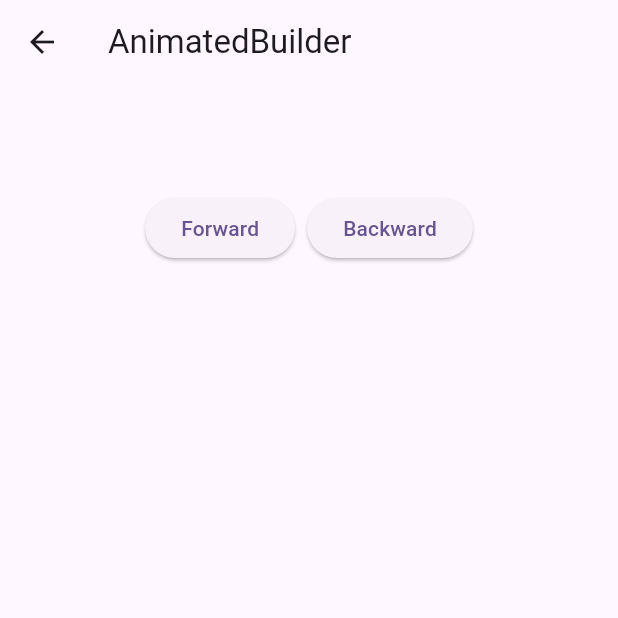
After one commit to TechieBlossom/flutter_widgets, a Flutter app: the AnimatedBuilderScreen screen opened directly, on a phone screen of 412 x 824 dp, the top half of it. The commit adds this screen. Run offline on Flutter 3.47's test engine with Material 2 defaults, Android fonts, the phone set to English and light mode, and no system bars.

Commit message:
Add animated align and animated builder

```diff
--- /dev/null
+++ b/lib/screens/animated_builder_screen.dart
@@ -0,0 +1,68 @@
+import 'package:flutter/material.dart';
+import 'package:flutterwidgets/widgets/logo.dart';
+
+class AnimatedBuilderScreen extends StatefulWidget {
+  const AnimatedBuilderScreen({super.key});
+
+  @override
+  State<AnimatedBuilderScreen> createState() => _AnimatedBuilderScreenState();
+}
+
+class _AnimatedBuilderScreenState extends State<AnimatedBuilderScreen>
+    with SingleTickerProviderStateMixin {
+  late AnimationController _controller;
+
+  @override
+  void initState() {
+    super.initState();
+    _controller = AnimationController(
+      vsync: this,
+      duration: const Duration(
+        seconds: 2,
+      ),
+    );
+  }
+
+  @override
+  Widget build(BuildContext context) {
+    return Scaffold(
+      appBar: AppBar(title: const Text('AnimatedBuilder')),
+      body: Center(
+        child: Padding(
+          padding: const EdgeInsets.only(
+            left: 32.0,
+            right: 32.0,
+            bottom: 256.0,
+            top: 64,
+          ),
+          child: Column(
+            children: [
+              AnimatedBuilder(
+                animation: _controller,
+                builder: (context, child) {
+                  return Logo(
+                    width: 100 * _controller.value,
+                    height: 100 * _controller.value,
+                  );
+                },
+              ),
+              ButtonBar(
+                alignment: MainAxisAlignment.center,
+                children: [
+                  ElevatedButton(
+                    child: const Text('Forward'),
+                    onPressed: () => _controller.forward(),
+                  ),
+                  ElevatedButton(
+                    child: const Text('Backward'),
+                    onPressed: () => _controller.reverse(),
+                  ),
+                ],
+              )
+            ],
+          ),
+        ),
+      ),
+    );
+  }
+}
--- a/lib/screens/screens.dart
+++ b/lib/screens/screens.dart
@@ -9,3 +9,4 @@ export 'align_screen.dart';
 export 'align_transition_screen.dart';
 export 'android_view_screen.dart';
 export 'android_view_surface_screen.dart';
+export 'animated_align_screen.dart';
--- a/lib/widgets.dart
+++ b/lib/widgets.dart
@@ -1,3 +1,5 @@
+import 'package:flutterwidgets/screens/animated_builder_screen.dart';
+
 import 'screens/screens.dart';
 
 final widgets = {
@@ -12,4 +14,6 @@ final widgets = {
   'AlignTransition': const AlignTransitionScreen(),
   'AndroidView (TODO)': const AndroidViewScreen(),
   'AndroidViewSurface (TODO)': const AndroidViewSurfaceScreen(),
+  'AnimatedAlign': const AnimatedAlignScreen(),
+  'AnimatedBuilder': const AnimatedBuilderScreen(),
 };
```
Also changed, not shown: lib/screens/animated_align_screen.dart (added, +31 -0 lines), lib/widgets/logo.dart (+5 -3 lines).
